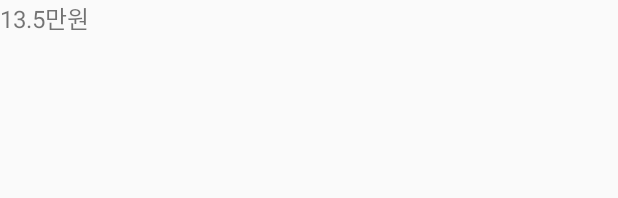
After one commit to dymicboy/madcamp2019w_tejava, an Android app: the layout markericon.xml on its own in the app's theme, with its tools: preview values and no code run, on a phone screen of 412 x 824 dp. The commit adds this screen. Shown: the top 198 px of the screen. Run offline under Robolectric (Android 15) with nearby library versions, the phone set to English and light mode, and no system bars.

Commit message:
위치정보 띄우기 끗 나만 다르게 마커 끝 sdefesfsef

```diff
--- /dev/null
+++ b/app/src/main/res/layout/markericon.xml
@@ -0,0 +1,16 @@
+<?xml version="1.0" encoding="utf-8"?>
+<FrameLayout
+xmlns:android="http://schemas.android.com/apk/res/android"
+android:layout_width="wrap_content"
+android:layout_height="wrap_content"
+    >
+
+<TextView
+    android:id="@+id/tv_marker"
+    android:layout_width="wrap_content"
+    android:layout_height="wrap_content"
+    android:gravity="center"
+    android:text="13.5만원"
+    android:textSize="16sp"/>
+    <!--android:background="@drawable/marker" -->
+</FrameLayout>
```
Also changed, not shown: app/src/main/java/com/example/tab/ui/main/tab3.java (+27 -16 lines), app/src/main/res/drawable-v24/marker.PNG (added).
